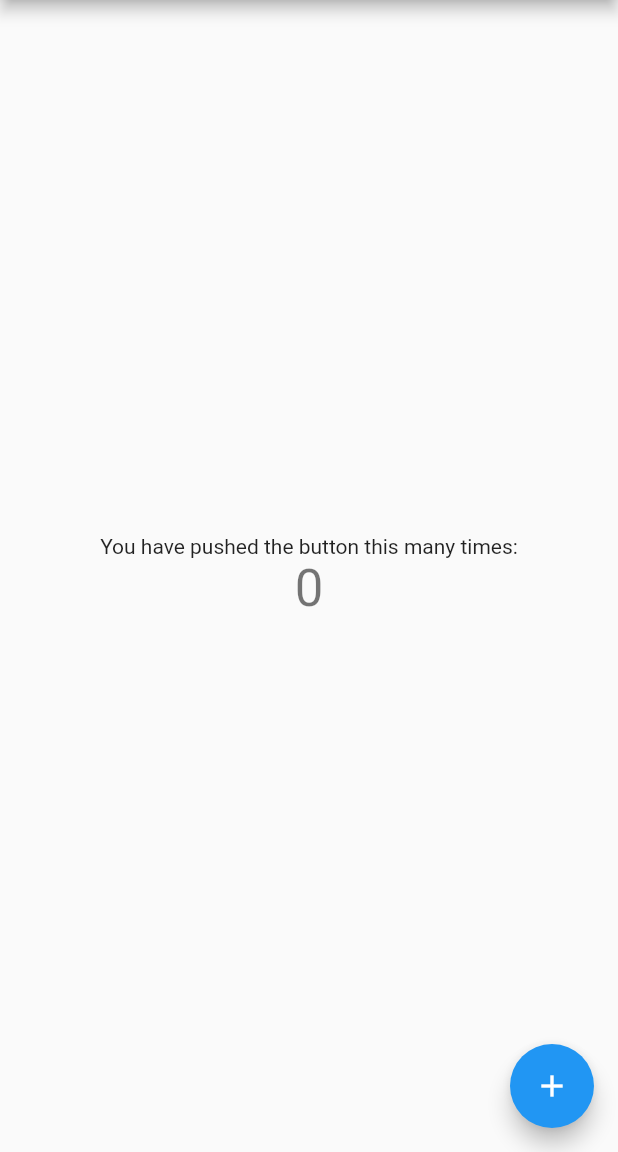
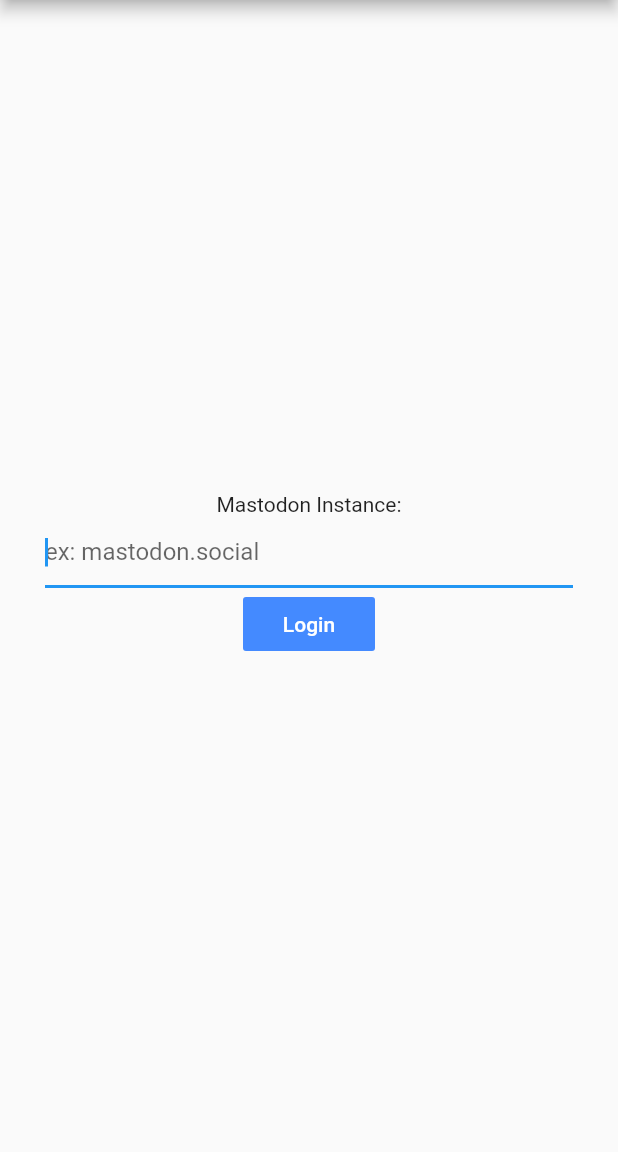
Before and after one commit to fuzzybinary/flutterdon, a Flutter app: the screen it shows after launch, on a phone screen of 412 x 824 dp, the part 84-1236 px from its top. Run offline on Flutter 3.47's test engine with Material 2 defaults, Android fonts, the phone set to English and light mode, and no system bars; our stand-ins replace shared_preferences.

Commit message:
Remove boilerplate comments, add ui for selecting mastodon instance.

```diff
--- a/lib/main.dart
+++ b/lib/main.dart
@@ -15,14 +15,6 @@ class MyApp extends StatelessWidget {
     return new MaterialApp(
       title: 'Flutter Demo',
       theme: new ThemeData(
-        // This is the theme of your application.
-        //
-        // Try running your application with "flutter run". You'll see the
-        // application has a blue toolbar. Then, without quitting the app, try
-        // changing the primarySwatch below to Colors.green and then invoke
-        // "hot reload" (press "r" in the console where you ran "flutter run",
-        // or press Run > Flutter Hot Reload in IntelliJ). Notice that the
-        // counter didn't reset back to zero; the application is not restarted.
         primarySwatch: Colors.blue,
       ),
       home: new MyHomePage(title: 'Flutter Demo Home Page'),
@@ -33,15 +25,6 @@ class MyApp extends StatelessWidget {
 class MyHomePage extends StatefulWidget {
   MyHomePage({Key key, this.title}) : super(key: key);
 
-  // This widget is the home page of your application. It is stateful, meaning
-  // that it has a State object (defined below) that contains fields that affect
-  // how it looks.
-
-  // This class is the configuration for the state. It holds the values (in this
-  // case the title) provided by the parent (in this case the App widget) and
-  // used by the build method of the State. Fields in a Widget subclass are
-  // always marked "final".
-
   final String title;
 
   @override
@@ -49,71 +32,62 @@ class MyHomePage extends StatefulWidget {
 }
 
 class _MyHomePageState extends State<MyHomePage> {
-  int _counter = 0;
+  final _textEditingController = new TextEditingController();
+  var _loading = false;
 
-  Future _incrementCounter() async {
-    var mastodonClient = new MastodonApi("mastodon.gamedev.place");
+  void _performLogin() {
+    _login();
+
+    setState(() {
+      _loading = true;
+    });
+  }
+
+  Future _login() async {
+    var mastodonClient = new MastodonApi(_textEditingController.text);
     await mastodonClient.register();
     await mastodonClient.login();
 
     setState(() {
-      // This call to setState tells the Flutter framework that something has
-      // changed in this State, which causes it to rerun the build method below
-      // so that the display can reflect the updated values. If we changed
-      // _counter without calling setState(), then the build method would not be
-      // called again, and so nothing would appear to happen.
-      _counter++;
+      _loading = false;
     });
   }
 
   @override
   Widget build(BuildContext context) {
-    // This method is rerun every time setState is called, for instance as done
-    // by the _incrementCounter method above.
-    //
-    // The Flutter framework has been optimized to make rerunning build methods
-    // fast, so that you can just rebuild anything that needs updating rather
-    // than having to individually change instances of widgets.
     return new Scaffold(
       appBar: new AppBar(
-        // Here we take the value from the MyHomePage object that was created by
-        // the App.build method, and use it to set our appbar title.
         title: new Text(widget.title),
       ),
-      body: new Center(
-        // Center is a layout widget. It takes a single child and positions it
-        // in the middle of the parent.
+      body: new Padding(
+        padding: new EdgeInsets.all(30.0),
+        child: new Center(
           child: new Column(
-          // Column is also layout widget. It takes a list of children and
-          // arranges them vertically. By default, it sizes itself to fit its
-          // children horizontally, and tries to be as tall as its parent.
-          //
-          // Invoke "debug paint" (press "p" in the console where you ran
-          // "flutter run", or select "Toggle Debug Paint" from the Flutter tool
-          // window in IntelliJ) to see the wireframe for each widget.
-          //
-          // Column has various properties to control how it sizes itself and
-          // how it positions its children. Here we use mainAxisAlignment to
-          // center the children vertically; the main axis here is the vertical
-          // axis because Columns are vertical (the cross axis would be
-          // horizontal).
             mainAxisAlignment: MainAxisAlignment.center,
             children: <Widget>[
               new Text(
-              'You have pushed the button this many times:',
+                'Mastodon Instance:',
               ),
-            new Text(
-              '${_counter}',
-              style: Theme.of(context).textTheme.display1,
+              new TextField(
+                controller: _textEditingController,
+                autofocus: true,
+                autocorrect: false,
+                decoration: new InputDecoration(
+                  hintText: "ex: mastodon.social"
                 ),
+              ),
+              new FlatButton(
+                onPressed: _performLogin,
+                color: Colors.blueAccent,
+                textColor: Colors.white,
+                child: new Text("Login"),
+              ),
+              _loading ? new CircularProgressIndicator() : new Container(),
+
             ],
           ),
         ),
-      floatingActionButton: new FloatingActionButton(
-        onPressed: _incrementCounter,
-        tooltip: 'Increment',
-        child: new Icon(Icons.add),
-      ), // This trailing comma makes auto-formatting nicer for build methods.
+      )
     );
   }
 }
--- a/lib/mastodon/mastodon.dart
+++ b/lib/mastodon/mastodon.dart
@@ -6,7 +6,6 @@ import 'dart:io';
 import 'package:http/http.dart';
 import 'package:flutter/services.dart';
 import 'package:shared_preferences/shared_preferences.dart';
-import 'package:flutter_webview_plugin/flutter_webview_plugin.dart';
 
 part 'models.dart';
 
```
Lines whose indentation alone changed are shown as unchanged.
